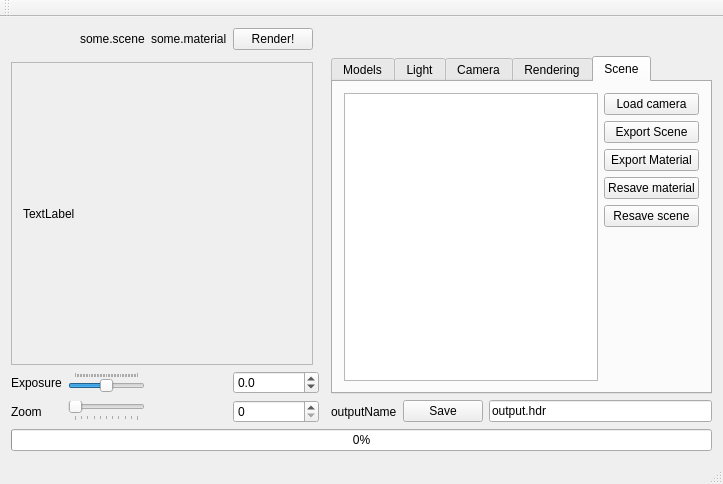
The window that RaySamplesGui/TracingGui/Sources/tracinggui.ui (caronnee/graphicsbasics) describes before a commit, drawn with Qt 5.
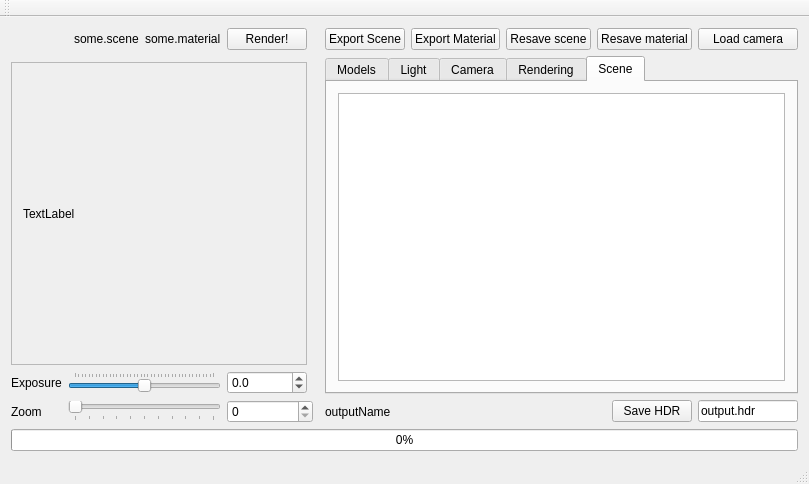
The same window after the commit. Custom widgets are drawn as their Qt base class.

Commit message: Exporting materials, first part

The edit to the form file:
```diff
--- a/RaySamplesGui/TracingGui/Sources/tracinggui.ui
+++ b/RaySamplesGui/TracingGui/Sources/tracinggui.ui
@@ -15,14 +15,14 @@
   </property>
   <widget class="QWidget" name="centralWidget">
    <layout class="QGridLayout" name="gridLayout_4">
-    <item row="8" column="0" colspan="11">
+    <item row="8" column="0" colspan="14">
      <widget class="QProgressBar" name="renderProgress">
       <property name="value">
        <number>0</number>
       </property>
      </widget>
     </item>
-    <item row="5" column="10">
+    <item row="5" column="13">
      <widget class="QLineEdit" name="filename">
       <property name="text">
        <string>output.hdr</string>
@@ -32,14 +32,14 @@
       </property>
      </widget>
     </item>
-    <item row="5" column="9">
+    <item row="5" column="12">
      <widget class="QPushButton" name="bSave">
       <property name="text">
-       <string>Save</string>
+       <string>Save HDR</string>
       </property>
      </widget>
     </item>
-    <item row="5" column="8">
+    <item row="5" column="7">
      <widget class="QLabel" name="label">
       <property name="text">
        <string>outputName</string>
@@ -53,7 +53,7 @@
       </property>
      </widget>
     </item>
-    <item row="1" column="8" rowspan="3" colspan="3">
+    <item row="1" column="7" rowspan="3" colspan="7">
      <widget class="QTabWidget" name="sceneInformation">
       <property name="tabPosition">
        <enum>QTabWidget::North</enum>
@@ -979,96 +979,20 @@
         <string>Scene</string>
        </attribute>
        <layout class="QGridLayout" name="gridLayout_7">
-        <item row="4" column="1">
-         <widget class="QPushButton" name="sceneSave">
-          <property name="text">
-           <string>Resave scene</string>
-          </property>
-         </widget>
-        </item>
-        <item row="0" column="0" rowspan="7">
+        <item row="0" column="0" rowspan="8">
          <widget class="QTableView" name="sceneNames"/>
         </item>
-        <item row="2" column="1">
-         <widget class="QPushButton" name="exportMaterial">
-          <property name="text">
-           <string>Export Material</string>
-          </property>
-         </widget>
-        </item>
-        <item row="0" column="1">
-         <widget class="QPushButton" name="loadScene">
-          <property name="text">
-           <string>Load camera</string>
-          </property>
-         </widget>
-        </item>
-        <item row="3" column="1">
-         <widget class="QPushButton" name="pushButton">
-          <property name="text">
-           <string>Resave material</string>
-          </property>
-         </widget>
-        </item>
-        <item row="1" column="1">
-         <widget class="QPushButton" name="exportScene">
-          <property name="text">
-           <string>Export Scene</string>
-          </property>
-         </widget>
-        </item>
        </layout>
       </widget>
      </widget>
     </item>
-    <item row="0" column="5">
+    <item row="0" column="4">
      <widget class="QPushButton" name="bRender">
       <property name="text">
        <string>Render!</string>
       </property>
      </widget>
     </item>
-    <item row="3" column="5" colspan="2">
-     <widget class="QDoubleSpinBox" name="sExposureNumber">
-      <property name="decimals">
-       <number>1</number>
-      </property>
-      <property name="minimum">
-       <double>-20.000000000000000</double>
-      </property>
-      <property name="maximum">
-       <double>20.000000000000000</double>
-      </property>
-      <property name="singleStep">
-       <double>0.100000000000000</double>
-      </property>
-     </widget>
-    </item>
-    <item row="3" column="1" colspan="3">
-     <widget class="QSlider" name="sExposure">
-      <property name="whatsThis">
-       <string>Exposure</string>
-      </property>
-      <property name="minimum">
-       <number>-200</number>
-      </property>
-      <property name="maximum">
-       <number>200</number>
-      </property>
-      <property name="singleStep">
-       <number>1</number>
-      </property>
-      <property name="pageStep">
-       <number>10</number>
-      </property>
-      <property name="orientation">
-       <enum>Qt::Horizontal</enum>
-      </property>
-      <property name="tickPosition">
-       <enum>QSlider::TicksAbove</enum>
-      </property>
-     </widget>
-    </item>
     <item row="3" column="0">
      <widget class="QLabel" name="lExposure">
       <property name="text">
@@ -1076,52 +1000,28 @@
       </property>
      </widget>
     </item>
-    <item row="5" column="5" colspan="2">
+    <item row="5" column="4" colspan="2">
      <widget class="QSpinBox" name="sZoomNumber">
       <property name="maximum">
        <number>10</number>
       </property>
      </widget>
     </item>
-    <item row="0" column="3">
-     <widget class="QLabel" name="sceneName">
+    <item row="0" column="2">
+     <widget class="QLabel" name="currentScene">
       <property name="text">
        <string>some.scene</string>
       </property>
      </widget>
     </item>
-    <item row="0" column="4">
-     <widget class="QLabel" name="materialName">
+    <item row="0" column="3">
+     <widget class="QLabel" name="currentMaterial">
       <property name="text">
        <string>some.material</string>
       </property>
      </widget>
     </item>
-    <item row="0" column="2">
-     <widget class="QFrame" name="frame">
-      <property name="frameShape">
-       <enum>QFrame::StyledPanel</enum>
-      </property>
-      <property name="frameShadow">
-       <enum>QFrame::Raised</enum>
-      </property>
-      <zorder>sceneName</zorder>
-     </widget>
-    </item>
-    <item row="5" column="1" colspan="3">
-     <widget class="QSlider" name="sZoom">
-      <property name="maximum">
-       <number>10</number>
-      </property>
-      <property name="orientation">
-       <enum>Qt::Horizontal</enum>
-      </property>
-      <property name="tickPosition">
-       <enum>QSlider::TicksBelow</enum>
-      </property>
-     </widget>
-    </item>
-    <item row="2" column="0" colspan="6">
+    <item row="2" column="0" colspan="5">
      <widget class="QScrollArea" name="scrollArea">
       <property name="widgetResizable">
        <bool>true</bool>
@@ -1131,7 +1031,7 @@
         <rect>
          <x>0</x>
          <y>0</y>
-         <width>282</width>
+         <width>264</width>
          <height>289</height>
         </rect>
        </property>
@@ -1159,6 +1059,95 @@
       </widget>
      </widget>
     </item>
+    <item row="0" column="10">
+     <widget class="QPushButton" name="saveScene">
+      <property name="text">
+       <string>Resave scene</string>
+      </property>
+     </widget>
+    </item>
+    <item row="0" column="13">
+     <widget class="QPushButton" name="loadScene">
+      <property name="text">
+       <string>Load camera</string>
+      </property>
+     </widget>
+    </item>
+    <item row="3" column="1" colspan="3">
+     <widget class="QSlider" name="sExposure">
+      <property name="whatsThis">
+       <string>Exposure</string>
+      </property>
+      <property name="minimum">
+       <number>-200</number>
+      </property>
+      <property name="maximum">
+       <number>200</number>
+      </property>
+      <property name="singleStep">
+       <number>1</number>
+      </property>
+      <property name="pageStep">
+       <number>10</number>
+      </property>
+      <property name="orientation">
+       <enum>Qt::Horizontal</enum>
+      </property>
+      <property name="tickPosition">
+       <enum>QSlider::TicksAbove</enum>
+      </property>
+     </widget>
+    </item>
+    <item row="5" column="1" colspan="3">
+     <widget class="QSlider" name="sZoom">
+      <property name="maximum">
+       <number>10</number>
+      </property>
+      <property name="orientation">
+       <enum>Qt::Horizontal</enum>
+      </property>
+      <property name="tickPosition">
+       <enum>QSlider::TicksBelow</enum>
+      </property>
+     </widget>
+    </item>
+    <item row="3" column="4">
+     <widget class="QDoubleSpinBox" name="sExposureNumber">
+      <property name="decimals">
+       <number>1</number>
+      </property>
+      <property name="minimum">
+       <double>-20.000000000000000</double>
+      </property>
+      <property name="maximum">
+       <double>20.000000000000000</double>
+      </property>
+      <property name="singleStep">
+       <double>0.100000000000000</double>
+      </property>
+     </widget>
+    </item>
+    <item row="0" column="7">
+     <widget class="QPushButton" name="exportScene">
+      <property name="text">
+       <string>Export Scene</string>
+      </property>
+     </widget>
+    </item>
+    <item row="0" column="8" colspan="2">
+     <widget class="QPushButton" name="exportMaterial">
+      <property name="text">
+       <string>Export Material</string>
+      </property>
+     </widget>
+    </item>
+    <item row="0" column="11" colspan="2">
+     <widget class="QPushButton" name="saveMaterial">
+      <property name="text">
+       <string>Resave material</string>
+      </property>
+     </widget>
+    </item>
    </layout>
   </widget>
   <widget class="QMenuBar" name="menuBar">
```
The commit also changes 9 other files.
